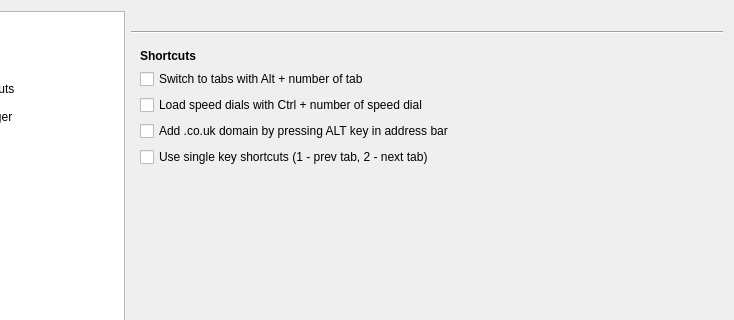
Above: src/lib/preferences/preferences.ui from QupZilla/qupzilla before the change; both pictures show x 106 to 840 and y 0 to 320 of the 840 by 554 pixel window. Below: the same form after it.
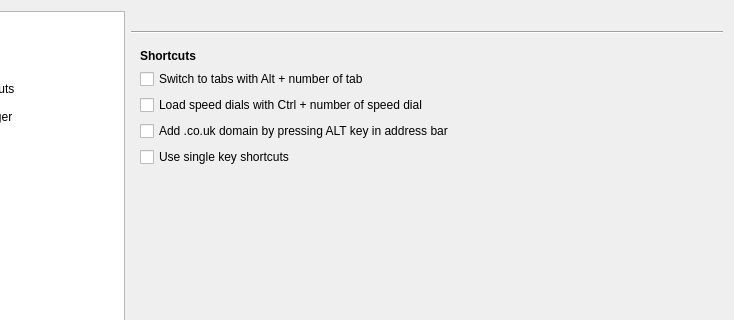
That is the form after the change. The open tabs and pages were chosen to show the change. Custom widgets are drawn as their Qt base class.

Commit message:
[Preferences] Update help text for single key shortcuts
Put the list of implemented shortcuts into a tooltip with a bit of
formatting.

Patch:
```diff
--- a/src/lib/preferences/preferences.ui
+++ b/src/lib/preferences/preferences.ui
@@ -1990,7 +1990,7 @@
            <item row="4" column="0" colspan="2">
             <widget class="QCheckBox" name="singleKeyShortcuts">
              <property name="text">
-              <string>Use single key shortcuts (1 - prev tab, 2 - next tab)</string>
+              <string>Use single key shortcuts</string>
              </property>
             </widget>
            </item>
```
Left out of the diff: 3 changed lines with no effect on the pictures.
